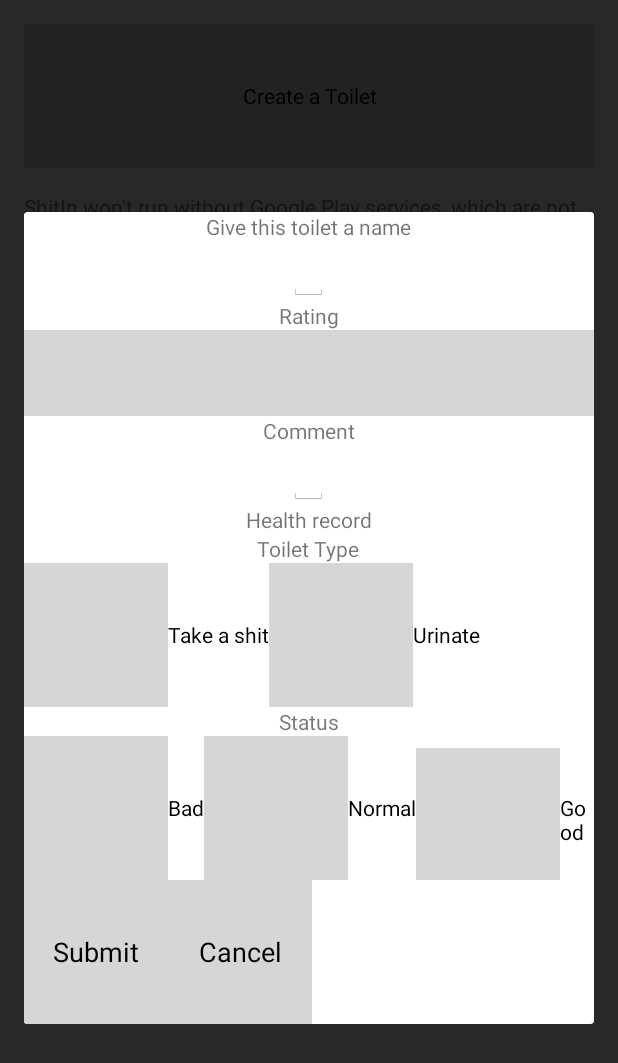
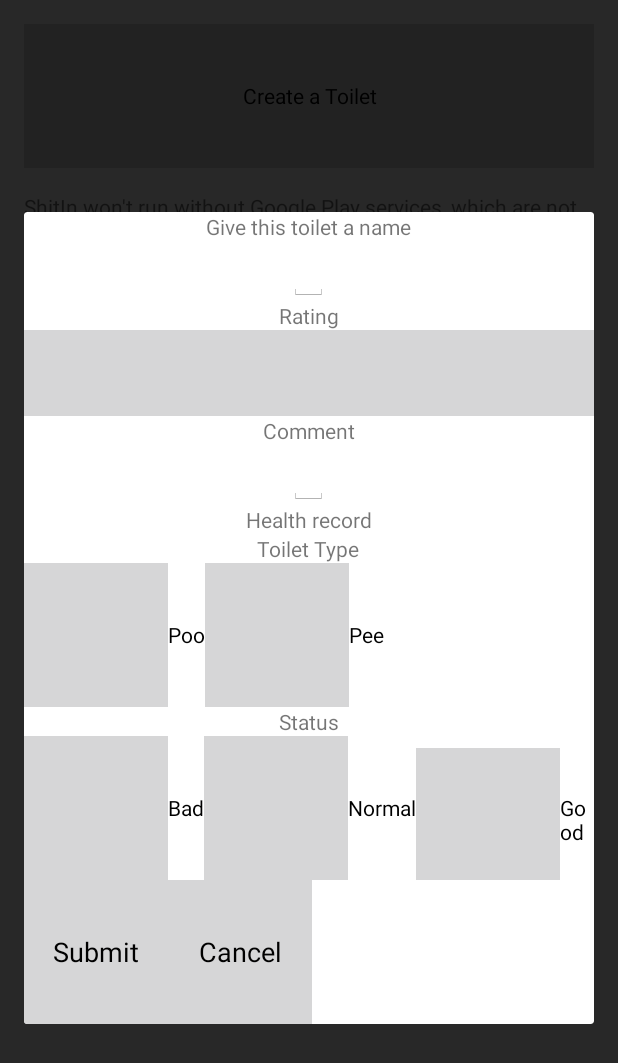
Before and after one commit to YesGood/ShitIn, an Android app: the fragment CheckIn placed in its activity, on a phone screen of 412 x 824 dp. Shown: the top 1063 px of the screen. Run offline under Robolectric (Android 15) with nearby library versions, the phone set to English and light mode, and no system bars; 2 statements that could not run were skipped.

Commit message:
add dialog theme

```diff
--- a/ShitIn/app/src/main/java/com/yesgood/shitIn/fragments/CheckIn.java
+++ b/ShitIn/app/src/main/java/com/yesgood/shitIn/fragments/CheckIn.java
@@ -128,4 +128,12 @@ public class CheckIn extends DialogFragment {
             }
         });
     }
+    @Override
+    public void onCreate(Bundle savedInstanceState) {
+        super.onCreate(savedInstanceState);
+
+        int style = DialogFragment.STYLE_NORMAL, theme = 0;
+        theme = R.style._FragmentTheme;
+        setStyle(style, theme);
+    }
 }
--- a/ShitIn/app/src/main/java/com/yesgood/shitIn/fragments/CreateNewToilet.java
+++ b/ShitIn/app/src/main/java/com/yesgood/shitIn/fragments/CreateNewToilet.java
@@ -220,7 +220,7 @@ public class CreateNewToilet extends DialogFragment {
         super.onCreate(savedInstanceState);
 
         int style = DialogFragment.STYLE_NORMAL, theme = 0;
-        theme = R.style.AppTheme;
+        theme = R.style._FragmentTheme;
         setStyle(style, theme);
     }
 }
--- a/ShitIn/app/src/main/java/com/yesgood/shitIn/fragments/ToiletDetail.java
+++ b/ShitIn/app/src/main/java/com/yesgood/shitIn/fragments/ToiletDetail.java
@@ -45,7 +45,7 @@ public class ToiletDetail extends DialogFragment {
     private void setupMap( )
     {
         // Set up the map fragment
-        mapFragment = (SupportMapFragment) getActivity().getSupportFragmentManager().findFragmentById(R.id.detail_map_fragment);
+      //  mapFragment = (SupportMapFragment) getActivity().getSupportFragmentManager().findFragmentById(R.id.detail_map_fragment);
     }
 
     @Override
--- a/ShitIn/app/src/main/res/values/language.xml
+++ b/ShitIn/app/src/main/res/values/language.xml
@@ -7,9 +7,9 @@
     <string name="babychanging_text">Baby changing avaliable?</string>
     <string name="closet_text">Closet count</string>
     <string name="urinal_text">Urinal count</string>
-    <string name="fee_text">Chaging fee?</string>
+    <string name="fee_text">Fee Charging?</string>
     <string name="paper_text">Free Toilet Paper?</string>
-    <string name="private_text">Make here as Private Toilet</string>
+    <string name="private_text">This is my private toilet</string>
     <string name="yes_text">Yes</string>
     <string name="no_text">No</string>
     <string name="submit_text">Submit</string>
@@ -41,8 +41,8 @@
     <string name="rating_text">Rating</string>
     <string name="comment_text">Comment</string>
     <string name="record_health_text">Health record</string>
-    <string name="action_shit_text">Take a shit</string>
-    <string name="action_urinal_text">Urinate</string>
+    <string name="action_shit_text">Poo</string>
+    <string name="action_urinal_text">Pee</string>
     <string name="status_text">Status</string>
     <string name="normal_text">Normal</string>
     <string name="bad_text">Bad</string>
--- a/ShitIn/app/src/main/res/values/themes_apptheme.xml
+++ b/ShitIn/app/src/main/res/values/themes_apptheme.xml
@@ -3,8 +3,45 @@
 <!-- Generated with http://android-holo-colors.com -->
 <resources xmlns:android="http://schemas.android.com/apk/res/android">
 
+  <style name="_FragmentTheme" parent="Theme.AppCompat.Light.Dialog">
 
+    <item name="android:editTextStyle">@style/EditTextAppTheme</item>
 
+    <item name="android:textColorHighlight">#9999cc00</item>
+
+    <item name="android:autoCompleteTextViewStyle">@style/AutoCompleteTextViewAppTheme</item>
+
+    <item name="android:checkboxStyle">@style/CheckBoxAppTheme</item>
+
+    <item name="android:radioButtonStyle">@style/RadioButtonAppTheme</item>
+
+    <item name="android:buttonStyle">@style/ButtonAppTheme</item>
+
+    <item name="android:imageButtonStyle">@style/ImageButtonAppTheme</item>
+
+    <item name="android:spinnerStyle">@style/SpinnerAppTheme</item>
+
+    <item name="android:spinnerDropDownItemStyle">@style/SpinnerDropDownItemAppTheme</item>
+
+    <item name="android:progressBarStyleHorizontal">@style/ProgressBarAppTheme</item>
+
+    <item name="android:seekBarStyle">@style/SeekBarAppTheme</item>
+
+    <item name="android:ratingBarStyle">@style/RatingBarAppTheme</item>
+
+    <item name="android:ratingBarStyleIndicator">@style/RatingBarBigAppTheme</item>
+
+    <item name="android:ratingBarStyleSmall">@style/RatingBarSmallAppTheme</item>
+
+    <item name="android:buttonStyleToggle">@style/ToggleAppTheme</item>
+
+    <item name="android:listViewStyle">@style/ListViewAppTheme</item>
+
+    <item name="android:listViewWhiteStyle">@style/ListViewAppTheme.White</item>
+
+    <item name="android:spinnerItemStyle">@style/SpinnerItemAppTheme</item>
+
+  </style>
   <style name="_AppTheme" parent="Theme.AppCompat.Light.DarkActionBar">
 
     <item name="android:editTextStyle">@style/EditTextAppTheme</item>
```
Also changed, not shown: ShitIn/app/src/main/ic_men_on-web.png, ShitIn/app/src/main/res/mipmap-hdpi/ic_men_on.png, ShitIn/app/src/main/res/mipmap-mdpi/ic_men_on.png, ShitIn/app/src/main/res/mipmap-xhdpi/ic_men_on.png, ShitIn/app/src/main/res/mipmap-xxhdpi/ic_men_on.png, ShitIn/app/src/main/res/mipmap-xxxhdpi/ic_men_on.png.
